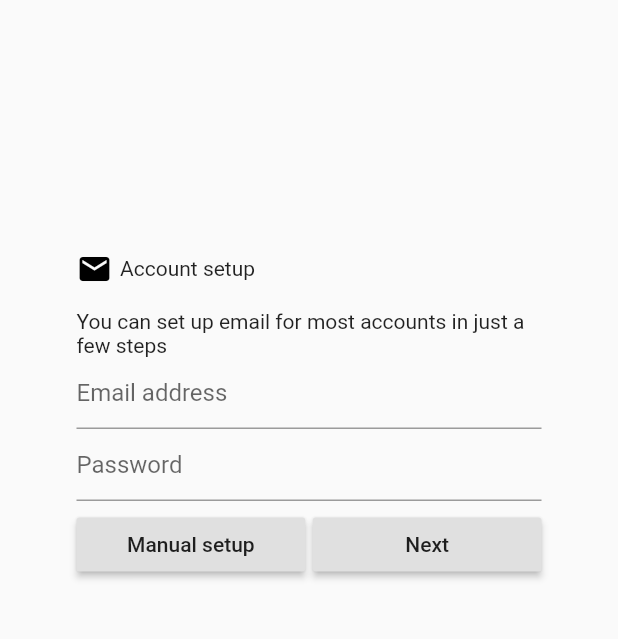
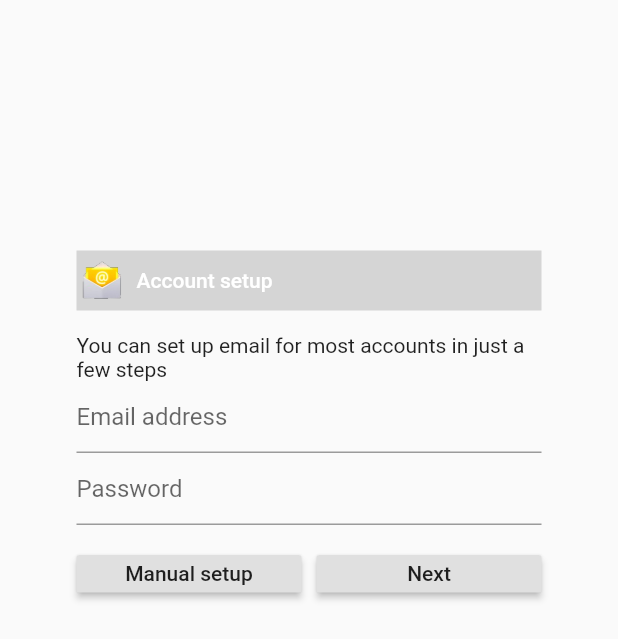
Before and after one commit to TechArmy-jett/jelly_bean, a Flutter app: the EmailScreen screen opened directly, on a phone screen of 412 x 824 dp. Shown: the top 639 px of the screen. Run offline on Flutter 3.47's test engine with Material 2 defaults, Android fonts, the phone set to English and light mode, and no system bars.

Commit message:
Email screen review done

```diff
--- a/lib/main.dart
+++ b/lib/main.dart
@@ -3,6 +3,7 @@ import 'dart:math';
 import 'package:flutter/material.dart';
 import 'package:jellybean/nav.dart';
 import 'package:jellybean/ui/views/home/calculator/calcilator_screen.dart';
+import 'package:jellybean/ui/views/home/email_app/email_screen.dart';
 import 'package:jellybean/ui/views/home/message_app/add_message_screen.dart';
 import 'package:jellybean/ui/views/home/message_app/message_screen.dart';
 import 'package:jellybean/ui/views/home/message_app/message_settings_screen.dart';
@@ -21,7 +22,7 @@ class MyApp extends StatelessWidget {
         visualDensity: VisualDensity.adaptivePlatformDensity,
       ),
       debugShowCheckedModeBanner: false,
-      home: MessageSettingsScreen(),
+      home: EmailScreen(),
     );
   }
 }
--- a/lib/ui/views/home/email_app/email_screen.dart
+++ b/lib/ui/views/home/email_app/email_screen.dart
@@ -13,26 +13,35 @@ class EmailScreen extends StatelessWidget {
           child: Column(
             crossAxisAlignment: CrossAxisAlignment.start,
             children: <Widget>[
-              Row(
+              Container(
+                height: 40,
+                color: Color.fromRGBO(213, 213, 213, 1),
+                child: Row(
                   children: <Widget>[
-                  Icon(
-                    Icons.email,
-                    color: Colors.black,
+                    Image(
+                      image: AssetImage(AppImages.email),
+                      height: iconSize - 15,
+                      width: iconSize - 15,
                     ),
                     XBox(5),
-                  Text('Account setup')
+                    Text(
+                      'Account setup',
+                      style: TextStyle(
+                          fontSize: 14,
+                          color: Colors.white,
+                          fontFamily: AppStrings.robotoMedium),
+                    )
                   ],
+                ),
               ),
               YBox(15),
               Column(
                 children: <Widget>[
-                  Text('You can set up email for most accounts in just a few steps'),
+                  Text(
+                      'You can set up email for most accounts in just a few steps'),
                   TextFormField(
-                    decoration: InputDecoration(
-                      hintText: 'Email address'
+                    decoration: InputDecoration(hintText: 'Email address'),
                   ),
-                  ),
-
                   TextFormField(
                     decoration: InputDecoration(
                       hintText: 'Password',
@@ -40,15 +49,27 @@ class EmailScreen extends StatelessWidget {
                   )
                 ],
               ),
-              YBox(5),
+              YBox(20),
               Row(
                 children: <Widget>[
                   Expanded(
-                    child: RaisedButton(onPressed: (){},child: Text('Manual setup'), ),
+                    child: SizedBox(
+                      height: 25,
+                      child: RaisedButton(
+                        onPressed: () {},
+                        child: Text('Manual setup'),
                       ),
-                  XBox(5),
+                    ),
+                  ),
+                  XBox(10),
                   Expanded(
-                    child: RaisedButton(onPressed: (){},child: Text('Next'), ),
+                    child: SizedBox(
+                      height: 25,
+                      child: RaisedButton(
+                        onPressed: () {},
+                        child: Text('Next'),
+                      ),
+                    ),
                   )
                 ],
               )
```
Lines whose indentation alone changed are shown as unchanged.
